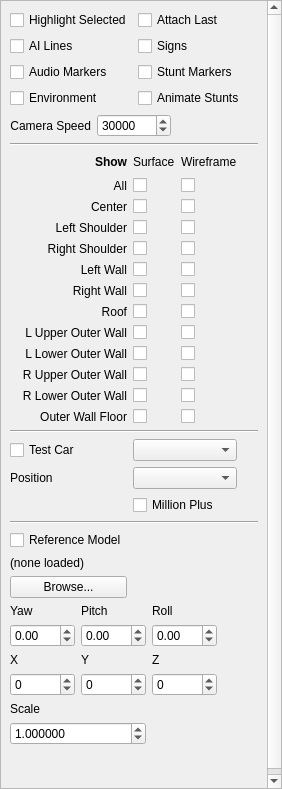
Old version of the form TrackEditor/DisplaySettings.ui in the repository FatalDecomp/TrackEditor.
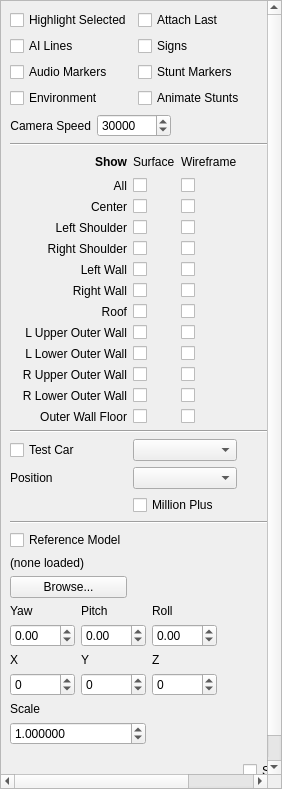
New version of the form.

Commit message: reference model wireframe

What changed in the file:
```diff
--- a/TrackEditor/DisplaySettings.ui
+++ b/TrackEditor/DisplaySettings.ui
@@ -126,7 +126,7 @@
          </property>
         </widget>
        </item>
-       <item row="26" column="2">
+       <item row="27" column="2">
         <spacer name="verticalSpacer">
          <property name="orientation">
           <enum>Qt::Vertical</enum>
@@ -748,6 +748,13 @@
          </property>
         </widget>
        </item>
+       <item row="26">
+        <widget class="QCheckBox" name="ckRefModelWireframe">
+         <property name="text">
+          <string>Show Wireframe</string>
+         </property>
+        </widget>
+       </item>
       </layout>
      </widget>
     </widget>
```
The commit also changes 4 other files.
